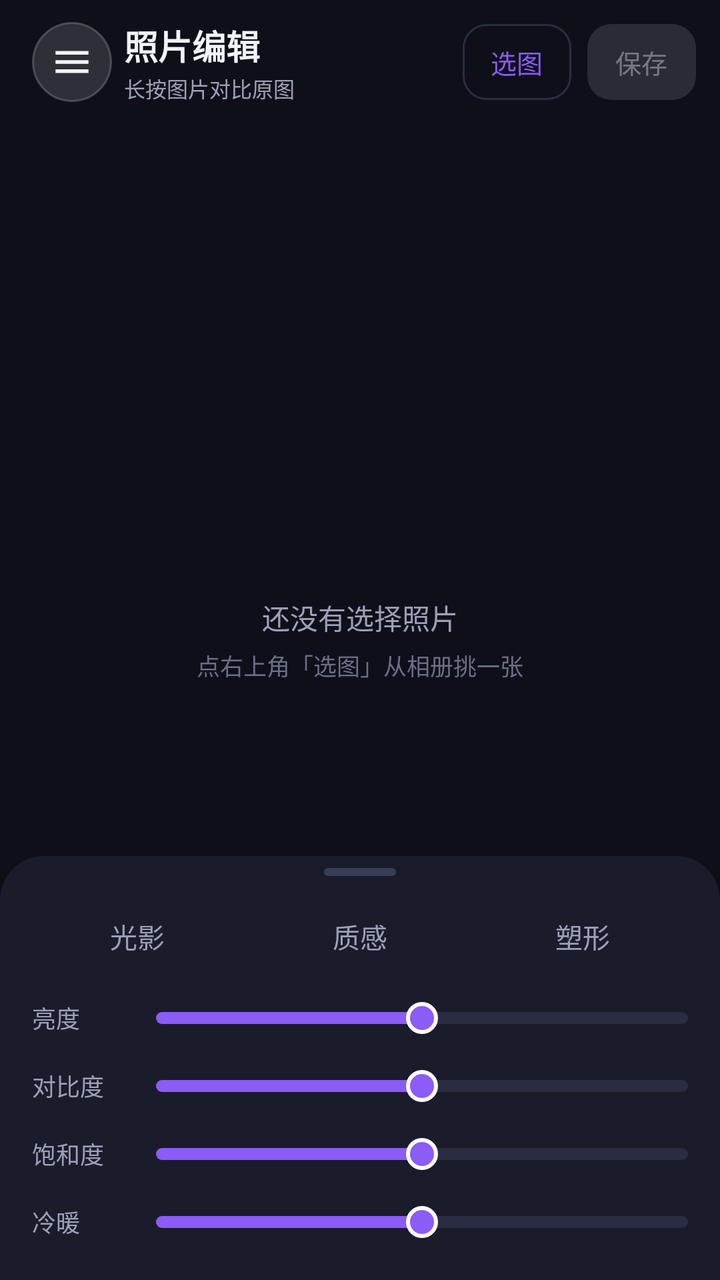
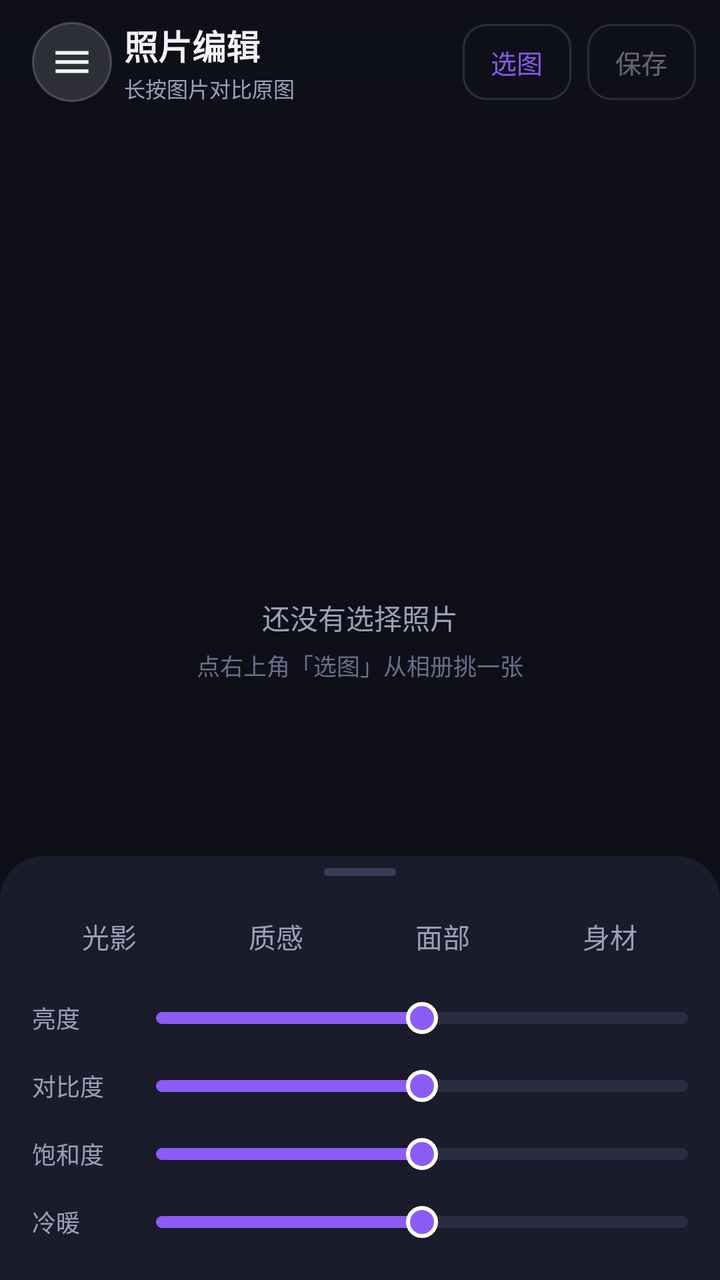

Two renders of the same Android screen: before a commit and after it. Below are the layout's source before the change and the commit's diff.
<!-- AndroidManifest.xml: application theme Theme.MagicBeauty -->
<!-- res/layout/fragment_photo.xml -->
<?xml version="1.0" encoding="utf-8"?>
<FrameLayout xmlns:android="http://schemas.android.com/apk/res/android"
    xmlns:app="http://schemas.android.com/apk/res-auto"
    android:layout_width="match_parent"
    android:layout_height="match_parent"
    android:background="@color/bg">

    
    <FrameLayout
        android:id="@+id/previewBox"
        android:layout_width="match_parent"
        android:layout_height="match_parent">

        <ImageView
            android:id="@+id/preview"
            android:layout_width="match_parent"
            android:layout_height="match_parent"
            android:contentDescription="预览"
            android:scaleType="fitCenter" />

        <LinearLayout
            android:id="@+id/emptyState"
            android:layout_width="wrap_content"
            android:layout_height="wrap_content"
            android:layout_gravity="center"
            android:gravity="center"
            android:orientation="vertical">

            <TextView
                android:layout_width="wrap_content"
                android:layout_height="wrap_content"
                android:text="还没有选择照片"
                android:textColor="@color/text_sub"
                android:textSize="14sp" />

            <TextView
                android:layout_width="wrap_content"
                android:layout_height="wrap_content"
                android:layout_marginTop="5dp"
                android:text="点右上角「选图」从相册挑一张"
                android:textColor="@color/text_dim"
                android:textSize="11.5sp" />
        </LinearLayout>

        <ProgressBar
            android:id="@+id/progress"
            android:layout_width="wrap_content"
            android:layout_height="wrap_content"
            android:layout_gravity="center"
            android:indeterminateTint="@color/brand"
            android:visibility="gone" />
    </FrameLayout>

    
    <LinearLayout
        android:id="@+id/topBar"
        android:layout_width="match_parent"
        android:layout_height="wrap_content"
        android:layout_gravity="top"
        android:background="@drawable/bg_top_scrim"
        android:gravity="center_vertical"
        android:orientation="horizontal"
        android:paddingStart="16dp"
        android:paddingTop="10dp"
        android:paddingEnd="12dp"
        android:paddingBottom="14dp">

        <ImageButton
            android:id="@+id/btnMenu"
            android:layout_width="40dp"
            android:layout_height="40dp"
            android:layout_marginEnd="6dp"
            android:background="@drawable/bg_menu_btn"
            android:padding="9dp"
            android:scaleType="fitCenter"
            android:contentDescription="菜单"
            android:src="@drawable/ic_menu"
            android:tint="@color/text" />

        <LinearLayout
            android:layout_width="0dp"
            android:layout_height="wrap_content"
            android:layout_weight="1"
            android:orientation="vertical">

            <TextView
                android:layout_width="wrap_content"
                android:layout_height="wrap_content"
                android:text="照片编辑"
                android:textColor="@color/text"
                android:textSize="17sp"
                android:textStyle="bold" />

            <TextView
                android:layout_width="wrap_content"
                android:layout_height="wrap_content"
                android:layout_marginTop="1dp"
                android:text="长按图片对比原图"
                android:textColor="@color/text_sub"
                android:textSize="10.5sp" />
        </LinearLayout>

        <com.google.android.material.button.MaterialButton
            android:id="@+id/btnPick"
            style="?attr/materialButtonOutlinedStyle"
            android:layout_width="wrap_content"
            android:layout_height="38dp"
            android:insetTop="0dp"
            android:insetBottom="0dp"
            android:minWidth="0dp"
            android:paddingStart="14dp"
            android:paddingEnd="14dp"
            android:text="选图"
            android:textAllCaps="false"
            android:textSize="13sp"
            app:cornerRadius="12dp" />

        <Space
            android:layout_width="8dp"
            android:layout_height="1dp" />

        <com.google.android.material.button.MaterialButton
            android:id="@+id/btnSave"
            android:layout_width="wrap_content"
            android:layout_height="38dp"
            android:enabled="false"
            android:insetTop="0dp"
            android:insetBottom="0dp"
            android:minWidth="0dp"
            android:paddingStart="14dp"
            android:paddingEnd="14dp"
            android:text="保存"
            android:textAllCaps="false"
            android:textSize="13sp"
            app:cornerRadius="12dp" />
    </LinearLayout>

    
    <LinearLayout
        android:id="@+id/toolSheet"
        android:layout_width="match_parent"
        android:layout_height="wrap_content"
        android:layout_gravity="bottom"
        android:background="@drawable/bg_sheet"
        android:elevation="12dp"
        android:orientation="vertical"
        android:paddingStart="16dp"
        android:paddingTop="6dp"
        android:paddingEnd="16dp"
        android:paddingBottom="12dp">

        <View
            android:id="@+id/sheetHandle"
            android:layout_width="36dp"
            android:layout_height="4dp"
            android:layout_gravity="center_horizontal"
            android:background="@drawable/bg_handle" />

        
        <LinearLayout
            android:layout_width="match_parent"
            android:layout_height="wrap_content"
            android:layout_marginTop="10dp"
            android:orientation="horizontal">

            <TextView
                android:id="@+id/tabLight"
                android:layout_width="0dp"
                android:layout_height="40dp"
                android:layout_weight="1"
                android:background="@drawable/bg_tab"
                android:gravity="center"
                android:text="光影"
                android:textColor="@color/tab_text"
                android:textSize="13.5sp" />

            <TextView
                android:id="@+id/tabTexture"
                android:layout_width="0dp"
                android:layout_height="40dp"
                android:layout_marginStart="6dp"
                android:layout_weight="1"
                android:background="@drawable/bg_tab"
                android:gravity="center"
                android:text="质感"
                android:textColor="@color/tab_text"
                android:textSize="13.5sp" />

            <TextView
                android:id="@+id/tabShape"
                android:layout_width="0dp"
                android:layout_height="40dp"
                android:layout_marginStart="6dp"
                android:layout_weight="1"
                android:background="@drawable/bg_tab"
                android:gravity="center"
                android:text="塑形"
                android:textColor="@color/tab_text"
                android:textSize="13.5sp" />
        </LinearLayout>

        
        <LinearLayout
            android:id="@+id/groupLight"
            android:layout_width="match_parent"
            android:layout_height="wrap_content"
            android:layout_marginTop="4dp"
            android:orientation="vertical">

            <LinearLayout
                android:layout_width="match_parent"
                android:layout_height="34dp"
                android:gravity="center_vertical"
                android:orientation="horizontal">

                <TextView
                    style="@style/SliderLabel"
                    android:text="亮度" />

                <SeekBar
                    android:id="@+id/sbBrightness"
                    style="@style/AppSeekBar"
                    android:layout_width="0dp"
                    android:layout_height="30dp"
                    android:layout_weight="1"
                    android:max="100"
                    android:progress="50" />
            </LinearLayout>

            <LinearLayout
                android:layout_width="match_parent"
                android:layout_height="34dp"
                android:gravity="center_vertical"
                android:orientation="horizontal">

                <TextView
                    style="@style/SliderLabel"
                    android:text="对比度" />

                <SeekBar
                    android:id="@+id/sbContrast"
                    style="@style/AppSeekBar"
                    android:layout_width="0dp"
                    android:layout_height="30dp"
                    android:layout_weight="1"
                    android:max="100"
                    android:progress="50" />
            </LinearLayout>

            <LinearLayout
                android:layout_width="match_parent"
                android:layout_height="34dp"
                android:gravity="center_vertical"
                android:orientation="horizontal">

                <TextView
                    style="@style/SliderLabel"
                    android:text="饱和度" />

                <SeekBar
                    android:id="@+id/sbSaturation"
                    style="@style/AppSeekBar"
                    android:layout_width="0dp"
                    android:layout_height="30dp"
                    android:layout_weight="1"
                    android:max="100"
                    android:progress="50" />
            </LinearLayout>

            <LinearLayout
                android:layout_width="match_parent"
                android:layout_height="34dp"
                android:gravity="center_vertical"
                android:orientation="horizontal">

                <TextView
                    style="@style/SliderLabel"
                    android:text="冷暖" />

                <SeekBar
                    android:id="@+id/sbWarmth"
                    style="@style/AppSeekBar"
                    android:layout_width="0dp"
                    android:layout_height="30dp"
                    android:layout_weight="1"
                    android:max="100"
                    android:progress="50" />
            </LinearLayout>
        </LinearLayout>

        
        <LinearLayout
            android:id="@+id/groupTexture"
            android:layout_width="match_parent"
            android:layout_height="wrap_content"
            android:layout_marginTop="4dp"
            android:orientation="vertical"
            android:visibility="gone">

            <HorizontalScrollView
                android:layout_width="match_parent"
                android:layout_height="wrap_content"
                android:layout_marginTop="2dp"
                android:scrollbars="none">

                <LinearLayout
                    android:id="@+id/filterRow"
                    android:layout_width="wrap_content"
                    android:layout_height="wrap_content"
                    android:orientation="horizontal">

                    <TextView
                        style="@style/FilterChip"
                        android:text="原图" />

                    <TextView
                        style="@style/FilterChip"
                        android:text="清透" />

                    <TextView
                        style="@style/FilterChip"
                        android:text="暖阳" />

                    <TextView
                        style="@style/FilterChip"
                        android:text="冷调" />

                    <TextView
                        style="@style/FilterChip"
                        android:text="复古" />

                    <TextView
                        style="@style/FilterChip"
                        android:text="黑白" />

                    <TextView
                        style="@style/FilterChip"
                        android:text="胶片" />
                </LinearLayout>
            </HorizontalScrollView>

            <LinearLayout
                android:layout_width="match_parent"
                android:layout_height="34dp"
                android:gravity="center_vertical"
                android:orientation="horizontal">

                <TextView
                    style="@style/SliderLabel"
                    android:text="磨皮" />

                <SeekBar
                    android:id="@+id/sbBlur"
                    style="@style/AppSeekBar"
                    android:layout_width="0dp"
                    android:layout_height="30dp"
                    android:layout_weight="1"
                    android:max="100"
                    android:progress="0" />
            </LinearLayout>

            <LinearLayout
                android:layout_width="match_parent"
                android:layout_height="34dp"
                android:gravity="center_vertical"
                android:orientation="horizontal">

                <TextView
                    style="@style/SliderLabel"
                    android:text="暗角" />

                <SeekBar
                    android:id="@+id/sbVignette"
                    style="@style/AppSeekBar"
                    android:layout_width="0dp"
                    android:layout_height="30dp"
                    android:layout_weight="1"
                    android:max="100"
                    android:progress="0" />
            </LinearLayout>
        </LinearLayout>

        
        <LinearLayout
            android:id="@+id/groupShape"
            android:layout_width="match_parent"
            android:layout_height="wrap_content"
            android:layout_marginTop="4dp"
            android:orientation="vertical"
            android:visibility="gone">

            <LinearLayout
                android:layout_width="match_parent"
                android:layout_height="34dp"
                android:gravity="center_vertical"
                android:orientation="horizontal">

                <TextView
                    style="@style/SliderLabel"
                    android:text="瘦脸" />

                <SeekBar
                    android:id="@+id/sbThinFace"
                    style="@style/AppSeekBar"
                    android:layout_width="0dp"
                    android:layout_height="30dp"
                    android:layout_weight="1"
                    android:max="100"
                    android:progress="0" />
            </LinearLayout>

            <LinearLayout
                android:layout_width="match_parent"
                android:layout_height="34dp"
                android:gravity="center_vertical"
                android:orientation="horizontal">

                <TextView
                    style="@style/SliderLabel"
                    android:text="大眼" />

                <SeekBar
                    android:id="@+id/sbEye"
                    style="@style/AppSeekBar"
                    android:layout_width="0dp"
                    android:layout_height="30dp"
                    android:layout_weight="1"
                    android:max="100"
                    android:progress="0" />
            </LinearLayout>

            <LinearLayout
                android:layout_width="match_parent"
                android:layout_height="34dp"
                android:gravity="center_vertical"
                android:orientation="horizontal">

                <TextView
                    style="@style/SliderLabel"
                    android:text="瘦腰" />

                <SeekBar
                    android:id="@+id/sbWaist"
                    style="@style/AppSeekBar"
                    android:layout_width="0dp"
                    android:layout_height="30dp"
                    android:layout_weight="1"
                    android:max="100"
                    android:progress="0" />
            </LinearLayout>

            <LinearLayout
                android:layout_width="match_parent"
                android:layout_height="34dp"
                android:gravity="center_vertical"
                android:orientation="horizontal">

                <TextView
                    style="@style/SliderLabel"
                    android:text="拉腿" />

                <SeekBar
                    android:id="@+id/sbLeg"
                    style="@style/AppSeekBar"
                    android:layout_width="0dp"
                    android:layout_height="30dp"
                    android:layout_weight="1"
                    android:max="100"
                    android:progress="0" />
            </LinearLayout>
        </LinearLayout>

        <TextView
            android:id="@+id/tvHint"
            android:layout_width="match_parent"
            android:layout_height="wrap_content"
            android:layout_marginTop="6dp"
            android:textColor="@color/text_dim"
            android:textSize="10.5sp"
            android:visibility="gone" />
    </LinearLayout>

</FrameLayout>
<!-- resources referenced by this layout -->
<resources>
  <color name="bg">#0E0F18</color>
  <color name="brand">#8B5CF6</color>
  <color name="text">#F2F3FA</color>
  <color name="text_dim">#6B6F8A</color>
  <color name="text_sub">#9CA0B8</color>
  <!-- drawable bg_handle (drawable) -->
  <?xml version="1.0" encoding="utf-8"?>
  <shape xmlns:android="http://schemas.android.com/apk/res/android" android:shape="rectangle">
      <solid android:color="#3A3E55" />
      <corners android:radius="2dp" />
      <size android:width="36dp" android:height="4dp" />
  </shape>
  <!-- drawable bg_menu_btn (drawable) -->
  <?xml version="1.0" encoding="utf-8"?>
  <shape xmlns:android="http://schemas.android.com/apk/res/android"
      android:shape="oval">
      <solid android:color="#22FFFFFF" />
      <stroke
          android:width="1dp"
          android:color="#33FFFFFF" />
  </shape>
  <!-- drawable bg_sheet (drawable) -->
  <?xml version="1.0" encoding="utf-8"?>
  <shape xmlns:android="http://schemas.android.com/apk/res/android" android:shape="rectangle">
      <solid android:color="@color/card" />
      <corners
          android:topLeftRadius="22dp"
          android:topRightRadius="22dp" />
  </shape>
  <!-- drawable bg_top_scrim (drawable) -->
  <?xml version="1.0" encoding="utf-8"?>
  <shape xmlns:android="http://schemas.android.com/apk/res/android" android:shape="rectangle">
      <gradient
          android:angle="270"
          android:endColor="#000E0F18"
          android:startColor="#E60E0F18" />
  </shape>
  <!-- drawable ic_menu (drawable) -->
  <vector xmlns:android="http://schemas.android.com/apk/res/android"
      android:width="24dp"
      android:height="24dp"
      android:viewportWidth="24"
      android:viewportHeight="24">
      <path
          android:fillColor="#FFFFFF"
          android:pathData="M3,6h18v2H3zM3,11h18v2H3zM3,16h18v2H3z" />
  </vector>
  <style name="AppSeekBar" parent="Widget.AppCompat.SeekBar">
          <item name="android:progressDrawable">@drawable/seekbar_track</item>
          <item name="android:thumb">@drawable/seekbar_thumb</item>
          <item name="android:splitTrack">false</item>
          <item name="android:minHeight">30dp</item>
          <item name="android:maxHeight">30dp</item>
          <item name="android:paddingStart">0dp</item>
          <item name="android:paddingEnd">0dp</item>
      </style>
  <style name="FilterChip">
          <item name="android:layout_width">wrap_content</item>
          <item name="android:layout_height">32dp</item>
          <item name="android:layout_marginEnd">6dp</item>
          <item name="android:background">@drawable/bg_tab</item>
          <item name="android:gravity">center</item>
          <item name="android:paddingStart">13dp</item>
          <item name="android:paddingEnd">13dp</item>
          <item name="android:textColor">@color/tab_text</item>
          <item name="android:textSize">12sp</item>
      </style>
  <style name="SliderLabel">
          <item name="android:layout_width">62dp</item>
          <item name="android:layout_height">wrap_content</item>
          <item name="android:textSize">12sp</item>
          <item name="android:textColor">@color/text_sub</item>
      </style>
  <color name="card">#1A1C2B</color>
  <color name="brand_soft">#2A1F4D</color>
  <!-- drawable seekbar_thumb (drawable) -->
  <?xml version="1.0" encoding="utf-8"?>
  <shape xmlns:android="http://schemas.android.com/apk/res/android" android:shape="oval">
      <solid android:color="@color/brand" />
      <stroke android:width="2dp" android:color="@color/white" />
      <size android:width="16dp" android:height="16dp" />
  </shape>
  <color name="white">#FFFFFFFF</color>
  <color name="brand_2">#EC4899</color>
  <color name="bg_elev">#151726</color>
  <color name="card_stroke">#2A2D42</color>
  <color name="nav_bg">#111320</color>
  <!-- unchanged entries left out for length: 3 -->
</resources>

<!-- the commit's change to res/layout/fragment_photo.xml (unified diff, before → after) -->
@@ -121,6 +121,7 @@
 
         <com.google.android.material.button.MaterialButton
             android:id="@+id/btnSave"
+            style="?attr/materialButtonOutlinedStyle"
             android:layout_width="wrap_content"
             android:layout_height="38dp"
             android:enabled="false"
@@ -187,6 +188,18 @@
                 android:textSize="13.5sp" />
 
             <TextView
+                android:id="@+id/tabFace"
+                android:layout_width="0dp"
+                android:layout_height="40dp"
+                android:layout_marginStart="6dp"
+                android:layout_weight="1"
+                android:background="@drawable/bg_tab"
+                android:gravity="center"
+                android:text="面部"
+                android:textColor="@color/tab_text"
+                android:textSize="13.5sp" />
+
+            <TextView
                 android:id="@+id/tabShape"
                 android:layout_width="0dp"
                 android:layout_height="40dp"
@@ -194,7 +207,7 @@
                 android:layout_weight="1"
                 android:background="@drawable/bg_tab"
                 android:gravity="center"
-                android:text="塑形"
+                android:text="身材"
                 android:textColor="@color/tab_text"
                 android:textSize="13.5sp" />
         </LinearLayout>
@@ -367,10 +380,140 @@
 
                 <TextView
                     style="@style/SliderLabel"
+                    android:text="美白" />
+
+                <SeekBar
+                    android:id="@+id/sbWhiten"
+                    style="@style/AppSeekBar"
+                    android:layout_width="0dp"
+                    android:layout_height="30dp"
+                    android:layout_weight="1"
+                    android:max="100"
+                    android:progress="0" />
+            </LinearLayout>
+
+            <LinearLayout
+                android:layout_width="match_parent"
+                android:layout_height="34dp"
+                android:gravity="center_vertical"
+                android:orientation="horizontal">
+
+                <TextView
+                    style="@style/SliderLabel"
                     android:text="暗角" />
 
                 <SeekBar
                     android:id="@+id/sbVignette"
+                    style="@style/AppSeekBar"
+                    android:layout_width="0dp"
+                    android:layout_height="30dp"
+                    android:layout_weight="1"
+                    android:max="100"
+                    android:progress="0" />
+            </LinearLayout>
+        </LinearLayout>
+
+        
+        <LinearLayout
+            android:id="@+id/groupFace"
+            android:layout_width="match_parent"
+            android:layout_height="wrap_content"
+            android:layout_marginTop="4dp"
+            android:orientation="vertical"
+            android:visibility="gone">
+
+            <LinearLayout
+                android:layout_width="match_parent"
+                android:layout_height="34dp"
+                android:gravity="center_vertical"
+                android:orientation="horizontal">
+
+                <TextView
+                    style="@style/SliderLabel"
+                    android:text="瘦脸" />
+
+                <SeekBar
+                    android:id="@+id/sbThinFace"
+                    style="@style/AppSeekBar"
+                    android:layout_width="0dp"
+                    android:layout_height="30dp"
+                    android:layout_weight="1"
+                    android:max="100"
+                    android:progress="0" />
+            </LinearLayout>
+
+            <LinearLayout
+                android:layout_width="match_parent"
+                android:layout_height="34dp"
+                android:gravity="center_vertical"
+                android:orientation="horizontal">
+
+                <TextView
+                    style="@style/SliderLabel"
+                    android:text="大眼" />
+
+                <SeekBar
+                    android:id="@+id/sbEye"
+                    style="@style/AppSeekBar"
+                    android:layout_width="0dp"
+                    android:layout_height="30dp"
+                    android:layout_weight="1"
+                    android:max="100"
+                    android:progress="0" />
+            </LinearLayout>
+
+            <LinearLayout
+                android:layout_width="match_parent"
+                android:layout_height="34dp"
+                android:gravity="center_vertical"
+                android:orientation="horizontal">
+
+                <TextView
+                    style="@style/SliderLabel"
+                    android:text="瘦鼻" />
+
+                <SeekBar
+                    android:id="@+id/sbNose"
+                    style="@style/AppSeekBar"
+                    android:layout_width="0dp"
+                    android:layout_height="30dp"
+                    android:layout_weight="1"
+                    android:max="100"
+                    android:progress="0" />
+            </LinearLayout>
+
+            <LinearLayout
+                android:layout_width="match_parent"
+                android:layout_height="34dp"
+                android:gravity="center_vertical"
+                android:orientation="horizontal">
+
+                <TextView
+                    style="@style/SliderLabel"
+                    android:text="唇形" />
+
+                <SeekBar
+                    android:id="@+id/sbMouth"
+                    style="@style/AppSeekBar"
+                    android:layout_width="0dp"
+                    android:layout_height="30dp"
+                    android:layout_weight="1"
+                    android:max="100"
+                    android:progress="0" />
+            </LinearLayout>
+
+            <LinearLayout
+                android:layout_width="match_parent"
+                android:layout_height="34dp"
+                android:gravity="center_vertical"
+                android:orientation="horizontal">
+
+                <TextView
+                    style="@style/SliderLabel"
+                    android:text="下巴" />
+
+                <SeekBar
+                    android:id="@+id/sbChin"
                     style="@style/AppSeekBar"
                     android:layout_width="0dp"
                     android:layout_height="30dp"
@@ -397,46 +540,6 @@
 
                 <TextView
                     style="@style/SliderLabel"
-                    android:text="瘦脸" />
-
-                <SeekBar
-                    android:id="@+id/sbThinFace"
-                    style="@style/AppSeekBar"
-                    android:layout_width="0dp"
-                    android:layout_height="30dp"
-                    android:layout_weight="1"
-                    android:max="100"
-                    android:progress="0" />
-            </LinearLayout>
-
-            <LinearLayout
-                android:layout_width="match_parent"
-                android:layout_height="34dp"
-                android:gravity="center_vertical"
-                android:orientation="horizontal">
-
-                <TextView
-                    style="@style/SliderLabel"
-                    android:text="大眼" />
-
-                <SeekBar
-                    android:id="@+id/sbEye"
-                    style="@style/AppSeekBar"
-                    android:layout_width="0dp"
-                    android:layout_height="30dp"
-                    android:layout_weight="1"
-                    android:max="100"
-                    android:progress="0" />
-            </LinearLayout>
-
-            <LinearLayout
-                android:layout_width="match_parent"
-                android:layout_height="34dp"
-                android:gravity="center_vertical"
-                android:orientation="horizontal">
-
-                <TextView
-                    style="@style/SliderLabel"
                     android:text="瘦腰" />
 
                 <SeekBar
@@ -461,6 +564,86 @@
 
                 <SeekBar
                     android:id="@+id/sbLeg"
+                    style="@style/AppSeekBar"
+                    android:layout_width="0dp"
+                    android:layout_height="30dp"
+                    android:layout_weight="1"
+                    android:max="100"
+                    android:progress="0" />
+            </LinearLayout>
+
+            <LinearLayout
+                android:layout_width="match_parent"
+                android:layout_height="34dp"
+                android:gravity="center_vertical"
+                android:orientation="horizontal">
+
+                <TextView
+                    style="@style/SliderLabel"
+                    android:text="瘦肩" />
+
+                <SeekBar
+                    android:id="@+id/sbShoulder"
+                    style="@style/AppSeekBar"
+                    android:layout_width="0dp"
+                    android:layout_height="30dp"
+                    android:layout_weight="1"
+                    android:max="100"
+                    android:progress="0" />
+            </LinearLayout>
+
+            <LinearLayout
+                android:layout_width="match_parent"
+                android:layout_height="34dp"
+                android:gravity="center_vertical"
+                android:orientation="horizontal">
+
+                <TextView
+                    style="@style/SliderLabel"
+                    android:text="瘦手臂" />
+
+                <SeekBar
+                    android:id="@+id/sbArm"
+                    style="@style/AppSeekBar"
+                    android:layout_width="0dp"
+                    android:layout_height="30dp"
+                    android:layout_weight="1"
+                    android:max="100"
+                    android:progress="0" />
+            </LinearLayout>
+
+            <LinearLayout
+                android:layout_width="match_parent"
+                android:layout_height="34dp"
+                android:gravity="center_vertical"
+                android:orientation="horizontal">
+
+                <TextView
+                    style="@style/SliderLabel"
+                    android:text="瘦臀" />
+
+                <SeekBar
+                    android:id="@+id/sbHip"
+                    style="@style/AppSeekBar"
+                    android:layout_width="0dp"
+                    android:layout_height="30dp"
+                    android:layout_weight="1"
+                    android:max="100"
+                    android:progress="0" />
+            </LinearLayout>
+
+            <LinearLayout
+                android:layout_width="match_parent"
+                android:layout_height="34dp"
+                android:gravity="center_vertical"
+                android:orientation="horizontal">
+
+                <TextView
+                    style="@style/SliderLabel"
+                    android:text="瘦腿" />
+
+                <SeekBar
+                    android:id="@+id/sbLegSlim"
                     style="@style/AppSeekBar"
                     android:layout_width="0dp"
                     android:layout_height="30dp"
